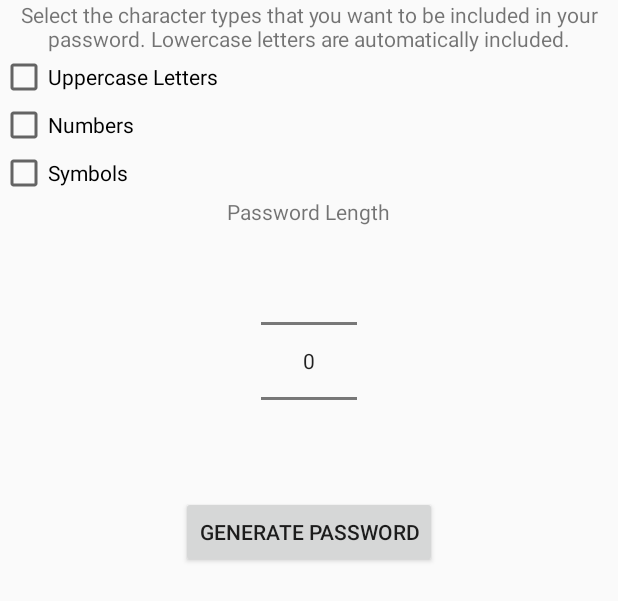
After one commit to Richard-Greenbaum/CryptoKeychain, an Android app: the layout password_generate_dialogue.xml on its own in the app's theme, with its tools: preview values and no code run, on a phone screen of 412 x 824 dp. The commit adds this screen. Shown: the top 601 px of the screen. Run offline under Robolectric (Android 15) with nearby library versions, the phone set to English and light mode, and no system bars.

Commit message:
password generation added

```diff
--- a/app/src/main/java/hu/ait/cryptokeychain/ScrollingActivity.kt
+++ b/app/src/main/java/hu/ait/cryptokeychain/ScrollingActivity.kt
@@ -24,6 +24,7 @@ class ScrollingActivity : AppCompatActivity() {
             var sharedPref = PreferenceManager.getDefaultSharedPreferences(this)
             var editor = sharedPref.edit()
             editor.putBoolean("HAS_PASSWORD", false)
+            editor.putString("PASSWORD_HASH", "")
             editor.apply()
 
             val intent = Intent(applicationContext, NewUserActivity::class.java)
--- a/app/src/main/java/hu/ait/cryptokeychain/SplashActivity.kt
+++ b/app/src/main/java/hu/ait/cryptokeychain/SplashActivity.kt
@@ -9,10 +9,7 @@ import android.view.animation.Animation
 import android.view.animation.AnimationUtils
 import kotlinx.android.synthetic.main.splash_screen.*
 
-/**
- * A sample splash screen created by devdeeds.com
- * by Jayakrishnan P.M
- */
+
 class SplashActivity : AppCompatActivity() {
     private var mDelayHandler: Handler? = null
     private val SPLASH_DELAY: Long = 3000 //3 seconds
--- /dev/null
+++ b/app/src/main/res/layout/password_generate_dialogue.xml
@@ -0,0 +1,65 @@
+<?xml version="1.0" encoding="utf-8"?>
+<LinearLayout xmlns:android="http://schemas.android.com/apk/res/android"
+              android:orientation="vertical"
+              android:layout_width="match_parent"
+              android:layout_height="match_parent">
+
+    <TextView
+            android:id="@+id/infoTextTv"
+            android:text="Select the character types that you want to be included in your password. Lowercase letters are automatically included."
+            android:textAlignment="center"
+            android:layout_width="wrap_content"
+            android:layout_height="wrap_content"
+    />
+
+    <CheckBox
+            android:id="@+id/uppercaseLetterCb"
+            android:text="Uppercase Letters"
+            android:layout_width="wrap_content"
+            android:layout_height="wrap_content"/>
+
+    <CheckBox
+            android:id="@+id/numbersCb"
+            android:text="Numbers"
+            android:layout_width="wrap_content"
+            android:layout_height="wrap_content"/>
+
+    <CheckBox
+            android:id="@+id/symbolsCb"
+            android:text="Symbols"
+            android:layout_width="wrap_content"
+            android:layout_height="wrap_content"/>
+
+    <LinearLayout
+            android:orientation="vertical"
+            android:layout_width="match_parent"
+            android:gravity="center"
+            android:layout_marginBottom="20dp"
+            android:layout_height="wrap_content">
+
+        <TextView
+
+                android:text="Password Length"
+                android:layout_width="wrap_content"
+                android:layout_height="wrap_content"/>
+
+
+        <NumberPicker
+                android:id="@+id/lengthPicker"
+                android:layout_width="wrap_content"
+                android:layout_height="wrap_content">
+        </NumberPicker>
+
+        <Button
+                android:id="@+id/generatePasswordBtn2"
+                android:text="Generate Password"
+                android:layout_width="wrap_content"
+                android:layout_height="wrap_content"/>
+
+
+
+    </LinearLayout>
+
+
+
+</LinearLayout>
```
Also changed, not shown: app/src/main/java/hu/ait/cryptokeychain/NewUserActivity.kt (+14 -0 lines), app/src/main/java/hu/ait/cryptokeychain/PassGenDialogue.kt (added, +81 -0 lines), app/src/main/res/layout/new_user_activity.xml (+11 -1 lines).
